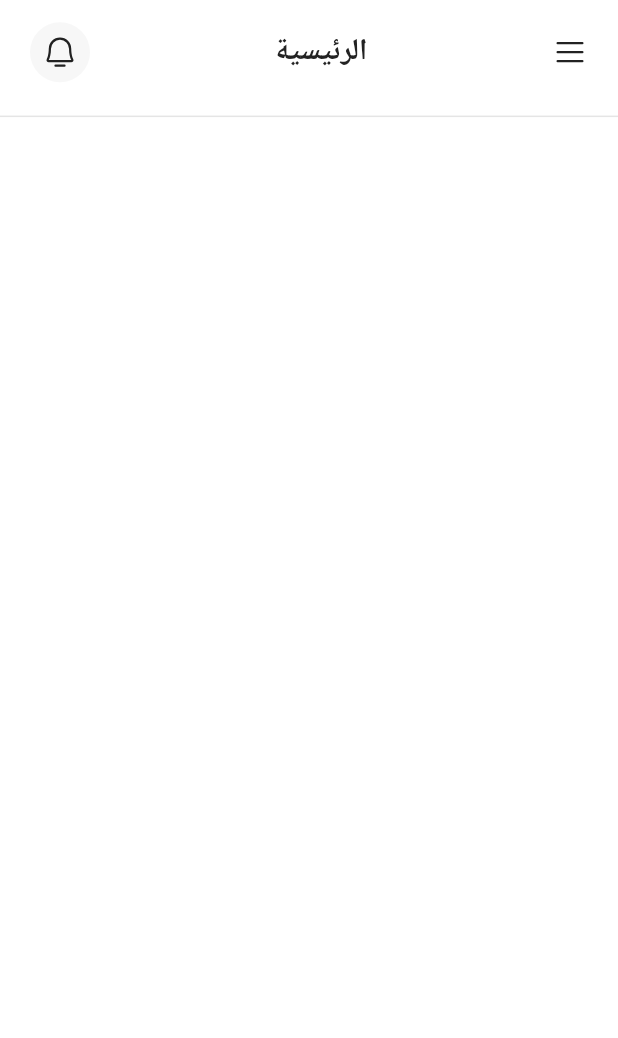
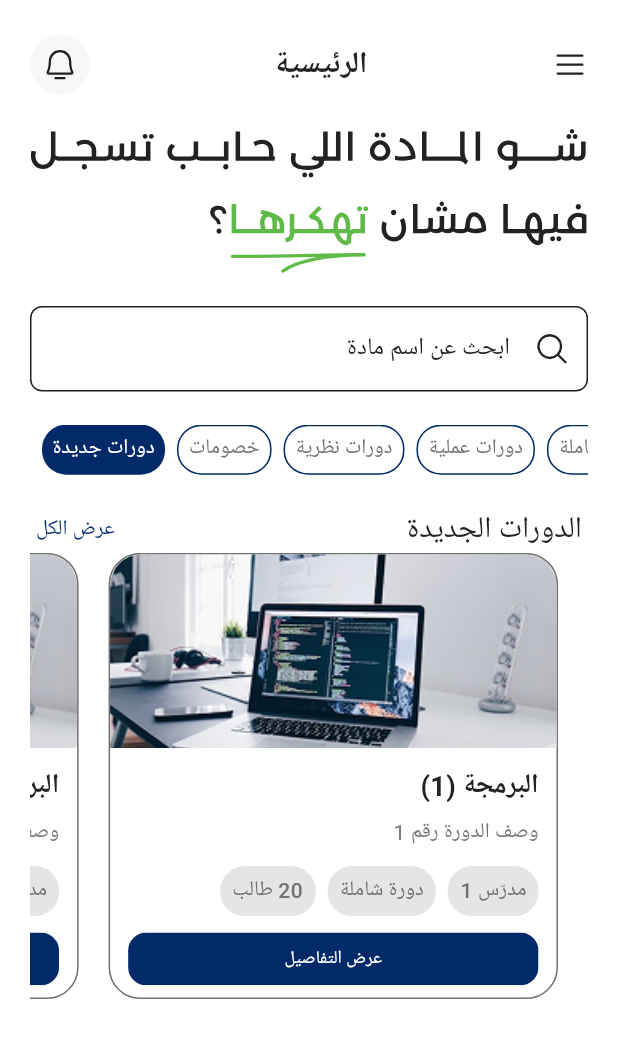
Before and after one commit to HackerhaTeam/student_app, a Flutter app: the screen it shows after launch, on a phone screen of 412 x 824 dp. Shown: the top 1038 px of the screen. Run offline on Flutter 3.47's test engine with Material 3 defaults, Android fonts, the phone set to English and light mode, and no system bars; our stand-ins replace flutter_svg, phosphor_flutter; Roboto replaces fonts that are missing (Montserrat-Arabic).

Commit message:
Add search bar, course cards and category tabs to home screen

```diff
--- a/lib/core/constants/assets_image.dart
+++ b/lib/core/constants/assets_image.dart
@@ -1,8 +1,7 @@
+// ignore_for_file: prefer_single_quotes
 class AppImages {
   AppImages._();
 
-  static const String drawerIcon = "assets/images/svg/drawer_icon.svg";
-
-  static const String notificationImage =
-      "assets/images/svg/notification_image.svg";
+  static const String homeText = "assets/images/svg/home_text.svg";
+  static const String courseImage = "assets/images/Course Image.png";
 }
--- a/lib/core/widgets/custom_button.dart
+++ b/lib/core/widgets/custom_button.dart
@@ -1,23 +1,79 @@
 import 'package:flutter/material.dart';
-import 'package:phosphor_flutter/phosphor_flutter.dart';
 
 class CustomButton extends StatelessWidget {
+  final Widget child;
+  final VoidCallback onPressed;
+  final double? width;
+  final double? height;
+  final Color? color;
+  final Color? borderColor;
+  final double borderRadius;
+  final EdgeInsetsGeometry? padding;
+  final EdgeInsetsGeometry? margin;
+  final BoxShadow? shadow;
+  final bool disabled;
+  final Color? disabledColor;
+  final double? elevation;
+  final Gradient? gradient;
+  final BorderRadius? customBorderRadius;
+
   const CustomButton({
     super.key,
-    this.onTap,
-    required this.iconDataPhosphor,
-    required this.hight,
-    required this.width,
+    required this.child,
+    required this.onPressed,
+    this.width,
+    this.height,
+    this.color,
+    this.borderColor,
+    this.borderRadius = 8.0,
+    this.padding,
+    this.margin,
+    this.shadow,
+    this.disabled = false,
+    this.disabledColor,
+    this.elevation,
+    this.gradient,
+    this.customBorderRadius,
   });
-  final void Function()? onTap;
-  final IconData iconDataPhosphor;
-  final double hight;
-  final double width;
+
   @override
   Widget build(BuildContext context) {
-    return InkWell(
-      onTap: onTap,
-      child: PhosphorIcon(iconDataPhosphor),
+    final buttonColor = color ?? Theme.of(context).primaryColor;
+    final disabledBtnColor = disabledColor ?? Colors.grey[400];
+    final border = borderColor != null
+        ? Border.all(color: borderColor!, width: 1.5)
+        : null;
+
+    return Container(
+      width: width,
+      height: height,
+      margin: margin,
+      decoration: BoxDecoration(
+        boxShadow: shadow != null ? [shadow!] : null,
+        borderRadius: customBorderRadius ?? BorderRadius.circular(borderRadius),
+      ),
+      child: Material(
+        color: Colors.transparent,
+        elevation: elevation ?? 0,
+        borderRadius: customBorderRadius ?? BorderRadius.circular(borderRadius),
+        child: InkWell(
+          onTap: disabled ? null : onPressed,
+          borderRadius:
+              customBorderRadius ?? BorderRadius.circular(borderRadius),
+          child: Ink(
+            decoration: BoxDecoration(
+              color: disabled ? disabledBtnColor : buttonColor,
+              gradient: gradient,
+              border: border,
+              borderRadius:
+                  customBorderRadius ?? BorderRadius.circular(borderRadius),
+            ),
+            child: Center(
+              child: child,
+            ),
+          ),
+        ),
+      ),
     );
   }
 }
--- /dev/null
+++ b/lib/core/widgets/custom_icon_button.dart
@@ -0,0 +1,23 @@
+import 'package:flutter/material.dart';
+import 'package:phosphor_flutter/phosphor_flutter.dart';
+
+class CustomIconButton extends StatelessWidget {
+  const CustomIconButton({
+    super.key,
+    this.onTap,
+    required this.iconDataPhosphor,
+    required this.hight,
+    required this.width,
+  });
+  final void Function()? onTap;
+  final IconData iconDataPhosphor;
+  final double hight;
+  final double width;
+  @override
+  Widget build(BuildContext context) {
+    return InkWell(
+      onTap: onTap,
+      child: PhosphorIcon(iconDataPhosphor),
+    );
+  }
+}
--- /dev/null
+++ b/lib/core/widgets/custom_textdiled.dart
@@ -0,0 +1,67 @@
+import 'package:flutter/material.dart';
+
+enum FieldType {
+  email,
+  password,
+  search,
+}
+
+class CustomTextField extends StatelessWidget {
+  final FieldType fieldType;
+  final String hint;
+  final double radius;
+  final IconData? prefixIcon;
+  final IconData? suffixIcon;
+  final TextEditingController controller;
+
+  const CustomTextField({
+    super.key,
+    required this.fieldType,
+    required this.hint,
+    required this.radius,
+    this.prefixIcon,
+    this.suffixIcon,
+    required this.controller,
+  });
+
+  String? _validate(String? value) {
+    switch (fieldType) {
+      case FieldType.email:
+        if (value == null || value.isEmpty) return 'البريد الإلكتروني مطلوب';
+        final emailRegex = RegExp(r'^[\w-\.]+@([\w-]+\.)+[\w-]{2,4}$');
+        if (!emailRegex.hasMatch(value)) {
+          return 'صيغة البريد الإلكتروني غير صحيحة';
+        }
+        break;
+
+      case FieldType.password:
+        if (value == null || value.isEmpty) return 'كلمة المرور مطلوبة';
+        if (value.length < 6) return 'كلمة المرور يجب أن تكون 6 أحرف على الأقل';
+        break;
+
+      case FieldType.search:
+        if (value == null || value.isEmpty) return 'يرجى كتابة كلمة للبحث';
+        break;
+    }
+    return null;
+  }
+
+  @override
+  Widget build(BuildContext context) {
+    return TextFormField(
+      textDirection: TextDirection.rtl,
+      controller: controller,
+      obscureText: fieldType == FieldType.password,
+      validator: _validate,
+      decoration: InputDecoration(
+        hintTextDirection: TextDirection.rtl,
+        hintText: hint,
+        prefixIcon: prefixIcon != null ? Icon(prefixIcon) : null,
+        suffixIcon: suffixIcon != null ? Icon(suffixIcon) : null,
+        border: OutlineInputBorder(
+          borderRadius: BorderRadius.circular(radius),
+        ),
+      ),
+    );
+  }
+}
--- a/lib/features/presentation/pages/home_page.dart
+++ b/lib/features/home/presentation/pages/home_page.dart
@@ -1,7 +1,7 @@
 import 'package:flutter/material.dart';
 import 'package:student_hackerha/core/themes/extentions/app_backgrounds.dart';
 import 'package:student_hackerha/core/themes/extentions/app_borders.dart';
-import 'package:student_hackerha/features/presentation/widgets/home_page_body.dart';
+import 'package:student_hackerha/features/home/presentation/widgets/home_page_body.dart';
 
 class HomePage extends StatelessWidget {
   const HomePage({super.key});
--- /dev/null
+++ b/lib/features/home/presentation/widgets/course_item.dart
@@ -0,0 +1,126 @@
+import 'package:flutter/material.dart';
+import 'package:student_hackerha/core/constants/assets_image.dart';
+import 'package:student_hackerha/core/functions/get_responsive_size.dart';
+import 'package:student_hackerha/core/themes/extentions/app_backgrounds.dart';
+import 'package:student_hackerha/core/themes/extentions/app_borders.dart';
+import 'package:student_hackerha/core/widgets/custom_button.dart';
+import 'package:student_hackerha/features/home/presentation/widgets/courses_tag.dart';
+
+class CourseItem extends StatelessWidget {
+  final AppBorders border;
+  final AppBackgrounds background;
+  final String courseName;
+  final String description;
+  final List<String> tagsTitle;
+
+  const CourseItem({
+    super.key,
+    required this.border,
+    required this.background,
+    required this.courseName,
+    required this.description,
+    required this.tagsTitle,
+  });
+
+  @override
+  Widget build(BuildContext context) {
+    return SizedBox(
+      height: 330.h(context),
+      child: Container(
+        margin: EdgeInsets.only(bottom: 8.h(context)),
+        decoration: BoxDecoration(
+          borderRadius: BorderRadius.circular(21.r(context)),
+          border: Border.all(width: 1, color: border.secondary),
+        ),
+        child: SizedBox(
+          child: Column(
+            mainAxisSize: MainAxisSize.min,
+            crossAxisAlignment: CrossAxisAlignment.start,
+            children: [
+              ClipRRect(
+                borderRadius: BorderRadius.only(
+                  topLeft: Radius.circular(21.r(context)),
+                  topRight: Radius.circular(21.r(context)),
+                ),
+                child: Image.asset(
+                  AppImages.courseImage,
+                  width: double.infinity,
+                  height: 140.h(context),
+                  fit: BoxFit.cover,
+                ),
+              ),
+              Padding(
+                padding: EdgeInsets.all(12.w(context)),
+                child: Column(
+                  crossAxisAlignment: CrossAxisAlignment.end,
+                  mainAxisSize: MainAxisSize.min,
+                  children: [
+                    Text(
+                      courseName,
+                      maxLines: 1,
+                      overflow: TextOverflow.ellipsis,
+                      style: TextStyle(
+                        fontSize: 18.fs(context),
+                        fontWeight: FontWeight.bold,
+                      ),
+                    ),
+                    SizedBox(height: 8.h(context)),
+                    Text(
+                      description,
+                      textDirection: TextDirection.rtl,
+                      style: TextStyle(
+                        fontSize: 14.fs(context),
+                        color: Colors.grey[600],
+                      ),
+                      maxLines: 1,
+                      overflow: TextOverflow.ellipsis,
+                    ),
+                    SizedBox(height: 12.h(context)),
+                    SizedBox(
+                      height: 36.h(context),
+                      child: Directionality(
+                        textDirection: TextDirection.rtl,
+                        child: ListView.builder(
+                          scrollDirection: Axis.horizontal,
+                          itemCount: tagsTitle.length,
+                          itemBuilder: (context, index) => Padding(
+                            padding: EdgeInsets.only(left: 8.w(context)),
+                            child: CoursesTag(
+                              background: background,
+                              appBorder: border,
+                              text: tagsTitle[index],
+                              isSelected: false,
+                              borderColor: Colors.transparent,
+                              backgroundColor: border.transparentStatic,
+                            ),
+                          ),
+                        ),
+                      ),
+                    ),
+                    SizedBox(height: 12.h(context)),
+                    Center(
+                      child: CustomButton(
+                        onPressed: () {},
+                        borderRadius: 12.r(context),
+                        color: border.primaryBrand,
+                        height: 38.h(context),
+                        width: double.infinity,
+                        child: Text(
+                          "عرض التفاصيل",
+                          style: TextStyle(
+                            color: background.surfacePrimary,
+                            fontSize: 12.fs(context),
+                          ),
+                        ),
+                      ),
+                    ),
+                  ],
+                ),
+              ),
+            ],
+          ),
+        ),
+      ),
+    );
+  }
+}
--- /dev/null
+++ b/lib/features/home/presentation/widgets/courses_tag.dart
@@ -0,0 +1,57 @@
+import 'package:flutter/material.dart';
+import 'package:student_hackerha/core/functions/get_responsive_size.dart';
+import 'package:student_hackerha/core/themes/extentions/app_backgrounds.dart';
+import 'package:student_hackerha/core/themes/extentions/app_borders.dart';
+
+class CoursesTag extends StatelessWidget {
+  const CoursesTag({
+    super.key,
+    required this.background,
+    required this.appBorder,
+    required this.text,
+    this.isSelected = false,
+    this.onTap,
+    required this.borderColor,
+    this.backgroundColor,
+  });
+
+  final AppBackgrounds background;
+  final AppBorders appBorder;
+  final String text;
+  final bool isSelected;
+  final void Function()? onTap;
+  final Color borderColor;
+  final Color? backgroundColor;
+
+  @override
+  Widget build(BuildContext context) {
+    return InkWell(
+      onTap: onTap,
+      borderRadius: BorderRadius.circular(16.r(context)),
+      child: Container(
+        alignment: Alignment.center,
+        decoration: BoxDecoration(
+          borderRadius: BorderRadius.circular(16.r(context)),
+          color: backgroundColor ??
+              (isSelected
+                  ? background.primaryBrand
+                  : background.surfacePrimary),
+          border: isSelected
+              ? null
+              : Border.all(
+                  color: borderColor,
+                  width: 1.0,
+                ),
+        ),
+        child: Text(
+          "  $text  ",
+          style: TextStyle(
+            color: isSelected ? background.surfacePrimary : appBorder.secondary,
+            fontSize: 14.fs(context), // إضافة حجم خط مناسب
+            fontWeight: FontWeight.w500, // وزن الخط
+          ),
+        ),
+      ),
+    );
+  }
+}
--- a/lib/features/presentation/widgets/home_header.dart
+++ b/lib/features/home/presentation/widgets/home_header.dart
@@ -1,11 +1,9 @@
 import 'package:flutter/material.dart';
 import 'package:phosphor_flutter/phosphor_flutter.dart';
 import 'package:student_hackerha/core/functions/get_responsive_size.dart';
-import 'package:student_hackerha/core/themes/colors/app_colors.dart';
 import 'package:student_hackerha/core/themes/extentions/app_backgrounds.dart';
-import 'package:student_hackerha/core/widgets/custom_button.dart';
-import 'package:student_hackerha/features/presentation/widgets/home_page_body.dart';
-import 'package:student_hackerha/features/presentation/widgets/notification_icon.dart';
+import 'package:student_hackerha/core/widgets/custom_icon_button.dart';
+import 'package:student_hackerha/features/home/presentation/widgets/notification_icon.dart';
 
 class HomeHeader extends StatelessWidget {
   final AppBackgrounds? backgrounds;
@@ -13,10 +11,9 @@ class HomeHeader extends StatelessWidget {
   const HomeHeader({super.key, required this.backgrounds});
   @override
   Widget build(BuildContext context) {
-    final color = Theme.of(context).extension<AppColors>();
     return Padding(
-      padding: EdgeInsets.symmetric(
-          horizontal: 20.w(context), vertical: 16.h(context)),
+      padding: EdgeInsets.only(
+          top: 25.h(context), right: 20.w(context), left: 20.w(context)),
       child: Row(
         children: [
           NotificationIcon(backgrounds: backgrounds),
@@ -30,7 +27,7 @@ class HomeHeader extends StatelessWidget {
             ),
           ),
           const Spacer(),
-          CustomButton(
+          CustomIconButton(
             iconDataPhosphor: PhosphorIcons.list(),
             onTap: () {},
             hight: 44.h(context),
--- /dev/null
+++ b/lib/features/home/presentation/widgets/home_page_body.dart
@@ -0,0 +1,163 @@
+import 'package:flutter/material.dart';
+import 'package:flutter_svg/svg.dart';
+import 'package:phosphor_flutter/phosphor_flutter.dart';
+import 'package:student_hackerha/core/constants/assets_image.dart';
+import 'package:student_hackerha/core/functions/get_responsive_size.dart';
+import 'package:student_hackerha/core/themes/extentions/app_backgrounds.dart';
+import 'package:student_hackerha/core/themes/extentions/app_borders.dart';
+import 'package:student_hackerha/core/widgets/custom_textdiled.dart';
+import 'package:student_hackerha/features/home/presentation/widgets/course_item.dart';
+import 'package:student_hackerha/features/home/presentation/widgets/courses_tag.dart';
+import 'package:student_hackerha/features/home/presentation/widgets/home_header.dart';
+
+class HomePageBody extends StatefulWidget {
+  const HomePageBody({
+    super.key,
+    required this.backgrounds,
+    required this.borders,
+  });
+
+  final AppBackgrounds? backgrounds;
+  final AppBorders? borders;
+
+  @override
+  State<HomePageBody> createState() => _HomePageBodyState();
+}
+
+class _HomePageBodyState extends State<HomePageBody> {
+  int selectedTagIndex = 0;
+  late TextEditingController _searchController;
+
+  final List<String> tags = [
+    "دورات جديدة",
+    "خصومات",
+    "دورات نظرية",
+    "دورات عملية",
+    "دورات شاملة"
+  ];
+
+  @override
+  void initState() {
+    super.initState();
+    _searchController = TextEditingController();
+  }
+
+  @override
+  void dispose() {
+    _searchController.dispose();
+    super.dispose();
+  }
+
+  @override
+  Widget build(BuildContext context) {
+    final background = Theme.of(context).extension<AppBackgrounds>()!;
+    final border = Theme.of(context).extension<AppBorders>()!;
+
+    return SingleChildScrollView(
+      child: Column(
+        children: [
+          HomeHeader(backgrounds: background),
+          Padding(
+            padding: EdgeInsets.symmetric(horizontal: 20.w(context)),
+            child: Column(
+              children: [
+                SizedBox(height: 24.h(context)),
+                SvgPicture.asset(AppImages.homeText, width: 372.w(context)),
+                SizedBox(height: 24.h(context)),
+                CustomTextField(
+                  fieldType: FieldType.search,
+                  hint: "ابحث عن اسم مادة",
+                  radius: 8.r(context),
+                  suffixIcon: PhosphorIcons.magnifyingGlass(),
+                  controller: _searchController,
+                ),
+                SizedBox(height: 24.h(context)),
+                SizedBox(
+                  height: 36.h(context),
+                  child: Directionality(
+                    textDirection: TextDirection.rtl,
+                    child: ListView.builder(
+                      reverse: true,
+                      scrollDirection: Axis.horizontal,
+                      itemCount: tags.length,
+                      itemBuilder: (context, index) => Padding(
+                        padding: EdgeInsets.only(left: 8.w(context)),
+                        child: CoursesTag(
+                          background: background,
+                          appBorder: border,
+                          text: tags[index],
+                          isSelected: index == selectedTagIndex,
+                          onTap: () => setState(() => selectedTagIndex = index),
+                          borderColor: border.primaryBrand,
+                        ),
+                      ),
+                    ),
+                  ),
+                ),
+                SizedBox(height: 24.h(context)),
+                _buildCoursesHeader(background),
+                SizedBox(
+                  height: 330.h(context),
+                  child: ListView.builder(
+                    reverse: true,
+                    scrollDirection: Axis.horizontal,
+                    itemCount: 50,
+                    itemBuilder: (context, index) => SizedBox(
+                      width: MediaQuery.of(context).size.width * 0.8,
+                      height: 330.h(context),
+                      child: Padding(
+                        padding: EdgeInsets.only(
+                          left: 10.w(context),
+                          right: index == 0
+                              ? 20.w(context)
+                              : 10.w(context), // مسافة إضافية للعنصر الأول
+                        ),
+                        child: CourseItem(
+                          border: border,
+                          background: background,
+                          courseName: 'البرمجة (${index + 1})',
+                          description: 'وصف الدورة رقم ${index + 1}',
+                          tagsTitle: [
+                            "مدرّس ${index + 1}",
+                            "دورة شاملة",
+                            "${index + 20} طالب"
+                          ],
+                        ),
+                      ),
+                    ),
+                  ),
+                ),
+              ],
+            ),
+          ),
+        ],
+      ),
+    );
+  }
+
+  Widget _buildCoursesHeader(AppBackgrounds background) {
+    return Padding(
+      padding: EdgeInsets.symmetric(horizontal: 4.w(context)),
+      child: Row(
+        mainAxisAlignment: MainAxisAlignment.spaceBetween,
+        children: [
+          Text(
+            "عرض الكل",
+            style: TextStyle(
+              color: background.primaryBrand,
+              fontSize: 14.fs(context),
+              fontWeight: FontWeight.w400,
+            ),
+          ),
+          Text(
+            "الدورات الجديدة",
+            style: TextStyle(
+              fontSize: 20.fs(context),
+              fontWeight: FontWeight.w400,
+            ),
+          ),
+        ],
+      ),
+    );
+  }
+}
--- a/lib/features/presentation/widgets/notification_icon.dart
+++ b/lib/features/home/presentation/widgets/notification_icon.dart
@@ -2,7 +2,7 @@ import 'package:flutter/material.dart';
 import 'package:phosphor_flutter/phosphor_flutter.dart';
 import 'package:student_hackerha/core/functions/get_responsive_size.dart';
 import 'package:student_hackerha/core/themes/extentions/app_backgrounds.dart';
-import 'package:student_hackerha/core/widgets/custom_button.dart';
+import 'package:student_hackerha/core/widgets/custom_icon_button.dart';
 
 class NotificationIcon extends StatelessWidget {
   const NotificationIcon({
@@ -20,7 +20,7 @@ class NotificationIcon extends StatelessWidget {
         CircleAvatar(
           backgroundColor: backgrounds?.onSurfaceSecondary,
         ),
-        CustomButton(
+        CustomIconButton(
           iconDataPhosphor: PhosphorIcons.bellSimple(),
           onTap: () {},
           hight: 44.h(context),
--- a/lib/features/presentation/widgets/home_page_body.dart
+++ /dev/null
@@ -1,36 +0,0 @@
-import 'package:flutter/material.dart';
-import 'package:student_hackerha/core/themes/extentions/app_backgrounds.dart';
-import 'package:student_hackerha/core/themes/extentions/app_borders.dart';
-import 'package:student_hackerha/features/presentation/widgets/home_header.dart';
-
-class HomePageBody extends StatelessWidget {
-  const HomePageBody({
-    super.key,
-    required this.backgrounds,
-    required this.borders,
-  });
-
-  final AppBackgrounds? backgrounds;
-  final AppBorders? borders;
-
-  @override
-  Widget build(BuildContext context) {
-    final border = Theme.of(context).extension<AppBorders>()!;
-    return Column(
-      children: [
-        HomeHeader(backgrounds: backgrounds),
-        Divider(
-          color: border.transparent,
-        ),
-        Expanded(
-          child: Center(
-            child: Text(
-              '',
-              style: TextStyle(fontSize: 18),
-            ),
-          ),
-        ),
-      ],
-    );
-  }
-}
--- a/lib/main.dart
+++ b/lib/main.dart
@@ -1,6 +1,6 @@
 import 'package:flutter/material.dart';
 import 'package:student_hackerha/core/themes/app_theme.dart';
-import 'package:student_hackerha/features/presentation/pages/home_page.dart';
+import 'package:student_hackerha/features/home/presentation/pages/home_page.dart';
 
 void main() {
   runApp(const MyApp());
--- a/pubspec.yaml
+++ b/pubspec.yaml
@@ -51,6 +51,7 @@ flutter:
   # To add assets to your application, add an assets section, like this:
   assets:
     - assets/images/svg/
+    - assets/images/
   #   - images/a_dot_ham.jpeg
   # An image asset can refer to one or more resolution-specific "variants", see
   # https://flutter.dev/to/resolution-aware-images
```
Also changed, not shown: assets/images/Course Image.png (added), assets/images/svg/drawer_icon.svg (deleted), assets/images/svg/home_text.svg (added), assets/images/svg/notification_image.svg (deleted), 9 other files.
